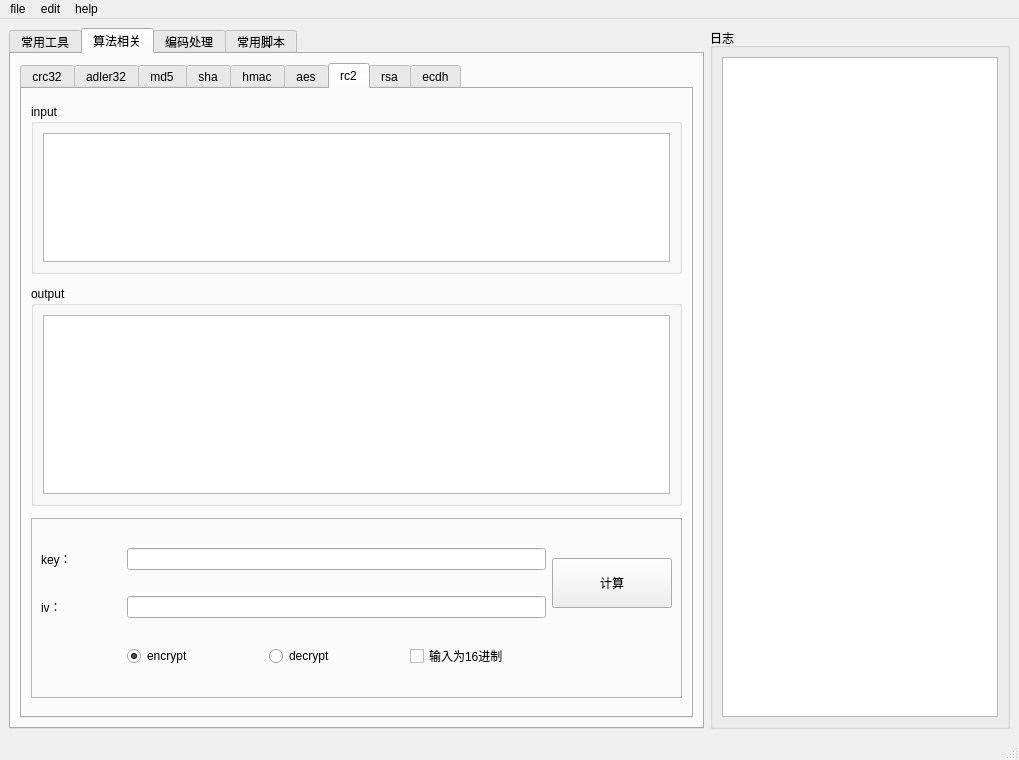
Before: the Qt Designer form kwindow/kmain.ui in dqzg12300/kAlgorithmTools, drawn with Qt 5.
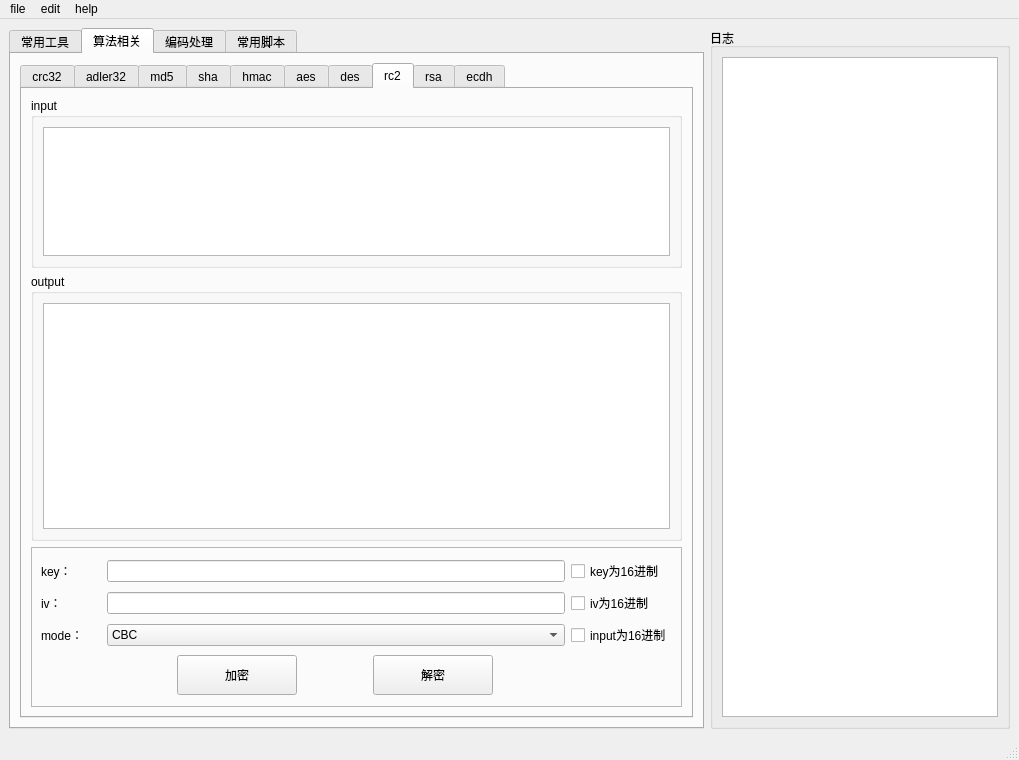
After: the same form once the commit is applied. The open tabs and pages were chosen to show the change.

```diff
--- a/kwindow/kmain.ui
+++ b/kwindow/kmain.ui
@@ -1572,11 +1572,96 @@
                 </widget>
                </item>
                <item row="5" column="1">
-                <widget class="QRadioButton" name="rdoaes_encrypt">
-                 <property name="text">
-                  <string>encrypt</string>
-                 </property>
-                 <property name="checked">
+                <layout class="QHBoxLayout" name="horizontalLayout_7">
+                 <item>
+                  <widget class="QPushButton" name="btnadler32_encrypt">
+                   <property name="minimumSize">
+                    <size>
+                     <width>0</width>
+                     <height>30</height>
+                    </size>
+                   </property>
+                   <property name="maximumSize">
+                    <size>
+                     <width>120</width>
+                     <height>40</height>
+                    </size>
+                   </property>
+                   <property name="toolTip">
+                    <string/>
+                   </property>
+                   <property name="text">
+                    <string>加密</string>
+                   </property>
+                  </widget>
+                 </item>
+                 <item>
+                  <widget class="QPushButton" name="btnadler32_decrypt">
+                   <property name="minimumSize">
+                    <size>
+                     <width>0</width>
+                     <height>30</height>
+                    </size>
+                   </property>
+                   <property name="maximumSize">
+                    <size>
+                     <width>120</width>
+                     <height>40</height>
+                    </size>
+                   </property>
+                   <property name="toolTip">
+                    <string/>
+                   </property>
+                   <property name="text">
+                    <string>解密</string>
+                   </property>
+                  </widget>
+                 </item>
+                </layout>
+               </item>
+              </layout>
+             </widget>
+            </item>
+           </layout>
+          </widget>
+          <widget class="QWidget" name="tab_23">
+           <attribute name="title">
+            <string>des</string>
+           </attribute>
+           <layout class="QGridLayout" name="gridLayout_80">
+            <item row="0" column="0">
+             <widget class="QGroupBox" name="groupBox_45">
+              <property name="maximumSize">
+               <size>
+                <width>16777215</width>
+                <height>160</height>
+               </size>
+              </property>
+              <property name="title">
+               <string>input</string>
+              </property>
+              <layout class="QGridLayout" name="gridLayout_79">
+               <item row="0" column="0">
+                <widget class="QPlainTextEdit" name="txtdes_input"/>
+               </item>
+              </layout>
+             </widget>
+            </item>
+            <item row="1" column="0">
+             <widget class="QGroupBox" name="groupBox_44">
+              <property name="maximumSize">
+               <size>
+                <width>16777215</width>
+                <height>16777215</height>
+               </size>
+              </property>
+              <property name="title">
+               <string>output</string>
+              </property>
+              <layout class="QGridLayout" name="gridLayout_77">
+               <item row="0" column="0">
+                <widget class="QPlainTextEdit" name="txtdes_output">
+                 <property name="readOnly">
                   <bool>true</bool>
                  </property>
                 </widget>
@@ -1619,7 +1704,7 @@
            <attribute name="title">
             <string>rc2</string>
            </attribute>
-           <layout class="QGridLayout" name="gridLayout_72">
+           <layout class="QGridLayout" name="gridLayout_70">
             <item row="0" column="0">
              <widget class="QGroupBox" name="groupBox_39">
               <property name="maximumSize">
@@ -1643,7 +1728,7 @@
               <property name="maximumSize">
                <size>
                 <width>16777215</width>
-                <height>220</height>
+                <height>16777215</height>
                </size>
               </property>
               <property name="title">
@@ -1661,17 +1746,17 @@
              </widget>
             </item>
             <item row="2" column="0">
-             <widget class="QFrame" name="frame_16">
+             <widget class="QFrame" name="frame_19">
               <property name="minimumSize">
                <size>
                 <width>0</width>
-                <height>70</height>
+                <height>160</height>
                </size>
               </property>
               <property name="maximumSize">
                <size>
                 <width>16777215</width>
-                <height>180</height>
+                <height>160</height>
                </size>
               </property>
               <property name="frameShape">
@@ -1680,82 +1765,150 @@
               <property name="frameShadow">
                <enum>QFrame::Raised</enum>
               </property>
-              <layout class="QGridLayout" name="gridLayout_70">
-               <item row="0" column="0">
-                <widget class="QLabel" name="label_16">
+              <layout class="QGridLayout" name="gridLayout_84">
+               <item row="2" column="1">
+                <widget class="QComboBox" name="cmbrc2_mode">
+                 <item>
+                  <property name="text">
+                   <string>CBC</string>
+                  </property>
+                 </item>
+                 <item>
+                  <property name="text">
+                   <string>ECB</string>
+                  </property>
+                 </item>
+                </widget>
+               </item>
+               <item row="3" column="1">
+                <layout class="QHBoxLayout" name="horizontalLayout_9">
+                 <item>
+                  <widget class="QPushButton" name="btndes_encrypt_2">
+                   <property name="minimumSize">
+                    <size>
+                     <width>0</width>
+                     <height>40</height>
+                    </size>
+                   </property>
+                   <property name="maximumSize">
+                    <size>
+                     <width>120</width>
+                     <height>40</height>
+                    </size>
+                   </property>
+                   <property name="toolTip">
+                    <string/>
+                   </property>
+                   <property name="text">
+                    <string>加密</string>
+                   </property>
+                  </widget>
+                 </item>
+                 <item>
+                  <widget class="QPushButton" name="btndes_decrypt_2">
+                   <property name="minimumSize">
+                    <size>
+                     <width>0</width>
+                     <height>40</height>
+                    </size>
+                   </property>
+                   <property name="maximumSize">
+                    <size>
+                     <width>120</width>
+                     <height>40</height>
+                    </size>
+                   </property>
+                   <property name="toolTip">
+                    <string/>
+                   </property>
+                   <property name="text">
+                    <string>解密</string>
+                   </property>
+                  </widget>
+                 </item>
+                </layout>
+               </item>
+               <item row="2" column="0">
+                <widget class="QLabel" name="label_24">
+                 <property name="minimumSize">
+                  <size>
+                   <width>60</width>
+                   <height>0</height>
+                  </size>
+                 </property>
                  <property name="maximumSize">
                   <size>
-                   <width>80</width>
+                   <width>100</width>
                    <height>16777215</height>
                   </size>
                  </property>
                  <property name="text">
-                  <string>key：</string>
+                  <string>mode：</string>
                  </property>
                 </widget>
                </item>
-               <item row="0" column="1" colspan="3">
+               <item row="2" column="2">
+                <widget class="QCheckBox" name="chkrc2_ishex">
+                 <property name="text">
+                  <string>input为16进制</string>
+                 </property>
+                </widget>
+               </item>
+               <item row="1" column="2">
+                <widget class="QCheckBox" name="chkrc2_iv_ishex">
+                 <property name="text">
+                  <string>iv为16进制</string>
+                 </property>
+                </widget>
+               </item>
+               <item row="0" column="2">
+                <widget class="QCheckBox" name="chkrc2_key_ishex">
+                 <property name="text">
+                  <string>key为16进制</string>
+                 </property>
+                </widget>
+               </item>
+               <item row="1" column="0">
+                <widget class="QLabel" name="label_21">
+                 <property name="minimumSize">
+                  <size>
+                   <width>60</width>
+                   <height>0</height>
+                  </size>
+                 </property>
+                 <property name="maximumSize">
+                  <size>
+                   <width>100</width>
+                   <height>16777215</height>
+                  </size>
+                 </property>
+                 <property name="text">
+                  <string>iv：</string>
+                 </property>
+                </widget>
+               </item>
+               <item row="0" column="1">
                 <widget class="QLineEdit" name="txtrc2_key"/>
                </item>
-               <item row="0" column="4" rowspan="2">
-                <widget class="QPushButton" name="btnrc2_calc">
-                 <property name="minimumSize">
-                  <size>
-                   <width>0</width>
-                   <height>50</height>
-                  </size>
-                 </property>
-                 <property name="maximumSize">
-                  <size>
-                   <width>120</width>
-                   <height>50</height>
-                  </size>
-                 </property>
-                 <property name="toolTip">
-                  <string>8进制字符串转中文</string>
-                 </property>
-                 <property name="text">
-                  <string>计算</string>
-                 </property>
-                </widget>
-               </item>
-               <item row="1" column="0">
-                <widget class="QLabel" name="label_17">
-                 <property name="maximumSize">
-                  <size>
-                   <width>80</width>
-                   <height>16777215</height>
-                  </size>
-                 </property>
-                 <property name="text">
-                  <string>iv：</string>
-                 </property>
-                </widget>
-               </item>
-               <item row="1" column="1" colspan="3">
+               <item row="1" column="1">
                 <widget class="QLineEdit" name="txtrc2_iv"/>
                </item>
-               <item row="2" column="1">
-                <widget class="QRadioButton" name="rdorc2_encrypt">
-                 <property name="text">
-                  <string>encrypt</string>
+               <item row="0" column="0">
+                <widget class="QLabel" name="label_22">
+                 <property name="minimumSize">
+                  <size>
+                   <width>60</width>
+                   <height>0</height>
+                  </size>
                  </property>
-                 <property name="checked">
-                  <bool>true</bool>
+                 <property name="maximumSize">
+                  <size>
+                   <width>100</width>
+                   <height>16777215</height>
+                  </size>
                  </property>
-                </widget>
-               </item>
-               <item row="2" column="2">
-                <widget class="QRadioButton" name="rdorc2_decrypt">
                  <property name="text">
-                  <string>decrypt</string>
-                 </property>
-                </widget>
-               </item>
-               <item row="2" column="3">
-                <widget class="QCheckBox" name="chkrc2_ishex">
-                 <property name="text">
-                  <string>输入为16进制</string>
+                  <string>key：</string>
                  </property>
                 </widget>
                </item>
```
Left out of the diff: 1830 changed lines with no effect on the pictures.
